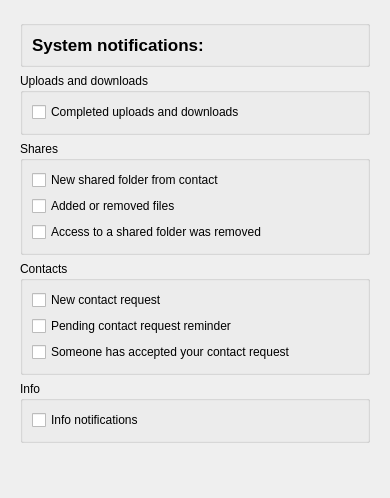
Qt form src/MEGASync/gui/linux/NotificationsSettings.ui (meganz/MEGAsync) before a commit.
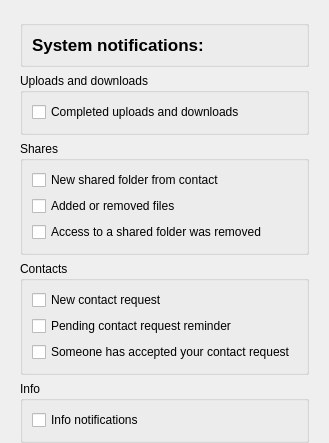
The same form after that commit. Custom widgets are drawn as their Qt base class.

What changed in the file:
```diff
--- a/src/MEGASync/gui/linux/NotificationsSettings.ui
+++ b/src/MEGASync/gui/linux/NotificationsSettings.ui
@@ -6,8 +6,8 @@
    <rect>
     <x>0</x>
     <y>0</y>
-    <width>390</width>
-    <height>498</height>
+    <width>264</width>
+    <height>432</height>
    </rect>
   </property>
   <property name="windowTitle">
```
